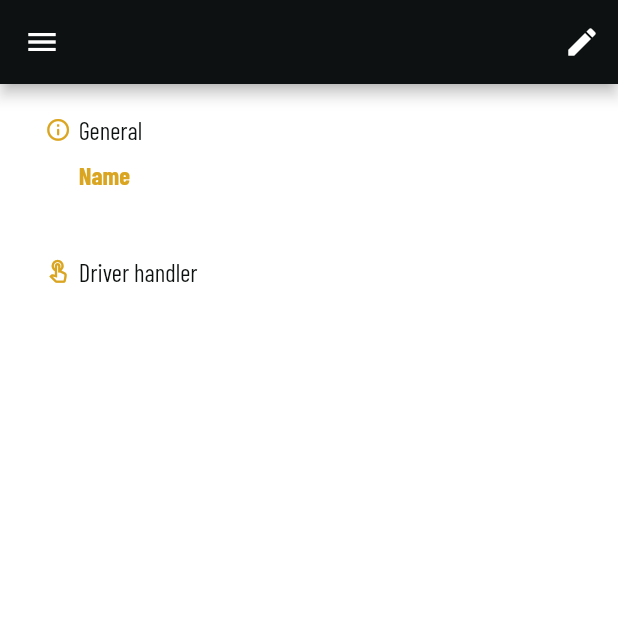
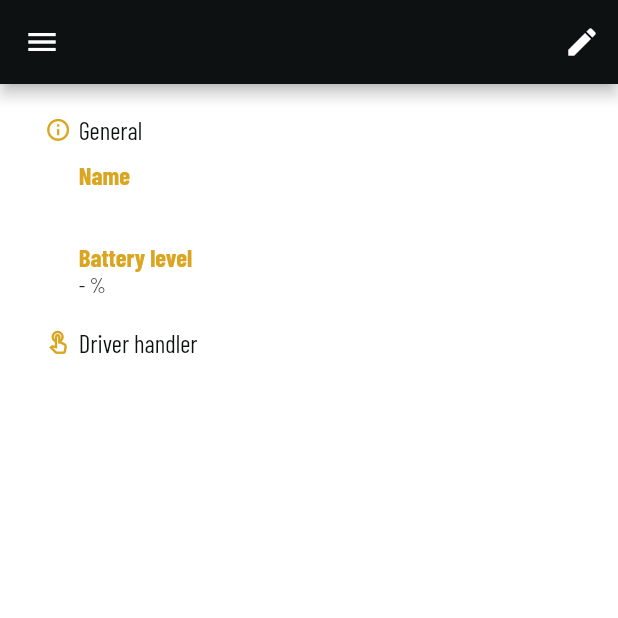
Before and after one commit to karolinaoparczyk/idom_mobile, a Flutter app: the DriverDetails screen opened directly with empty values, on a phone screen of 412 x 824 dp, the top half of it. Run offline on Flutter 3.47's test engine with Material 2 defaults, Android fonts, the light colour scheme and no system bars; our stand-ins replace equatable, file_picker, firebase_messaging, flutter_secure_storage, flutter_svg, i18n_extension and 2 more; missing offline and left inert: flutter_inappwebview; accounts and stored records are empty; network calls fail.

Commit message:
IDOM-463 Wyświetlanie poziomu baterii urządzeń

```diff
--- a/lib/localization/drivers/driver_details.i18n.dart
+++ b/lib/localization/drivers/driver_details.i18n.dart
@@ -122,6 +122,10 @@ extension Localization on String {
       {
         "pl_pl": "opuszczone",
         "en_uk": "lowered",
+      } +
+      {
+        "pl_pl": "Poziom baterii",
+        "en_uk": "Battery level",
       };
 
   String get i18n => localize(this, _t);
--- a/lib/localization/sensors/sensor_details.i18n.dart
+++ b/lib/localization/sensors/sensor_details.i18n.dart
@@ -122,6 +122,10 @@ extension Localization on String {
       {
         "pl_pl": "wilgotność powietrza",
         "en_uk": "air humidity",
+      } +
+      {
+        "pl_pl": "Poziom baterii",
+        "en_uk": "Battery level",
       };
 
   String get i18n => localize(this, _t);
--- a/lib/pages/drivers/driver_details.dart
+++ b/lib/pages/drivers/driver_details.dart
@@ -143,6 +143,22 @@ class _DriverDetailsState extends State<DriverDetails> {
                           alignment: Alignment.centerLeft,
                           child: Text(widget.driver.name,
                               style: TextStyle(fontSize: 21.0)))),
+                  Padding(
+                      padding: EdgeInsets.only(
+                          left: 52.5, top: 10.0, right: 30.0, bottom: 0.0),
+                      child: Align(
+                          alignment: Alignment.centerLeft,
+                          child: Text("Poziom baterii".i18n,
+                              style: TextStyle(
+                                  color: IdomColors.additionalColor,
+                                  fontSize: 16.5,
+                                  fontWeight: FontWeight.bold)))),
+                  Padding(
+                      padding: EdgeInsets.only(
+                          left: 52.5, top: 0, right: 30.0, bottom: 0.0),
+                      child: Align(
+                          alignment: Alignment.centerLeft,
+                          child: Text("- %"))),
                   Padding(
                       padding: EdgeInsets.only(
                           left: 30.0, top: 20.0, right: 30.0, bottom: 0.0),
```
Also changed, not shown: lib/pages/cameras/cameras.dart (+30 -6 lines), lib/pages/drivers/drivers.dart (+39 -13 lines), lib/pages/sensors/sensor_details.dart (+16 -0 lines), lib/pages/sensors/sensors.dart (+30 -5 lines), assets/icons/battery.svg (added), 5 other files.
